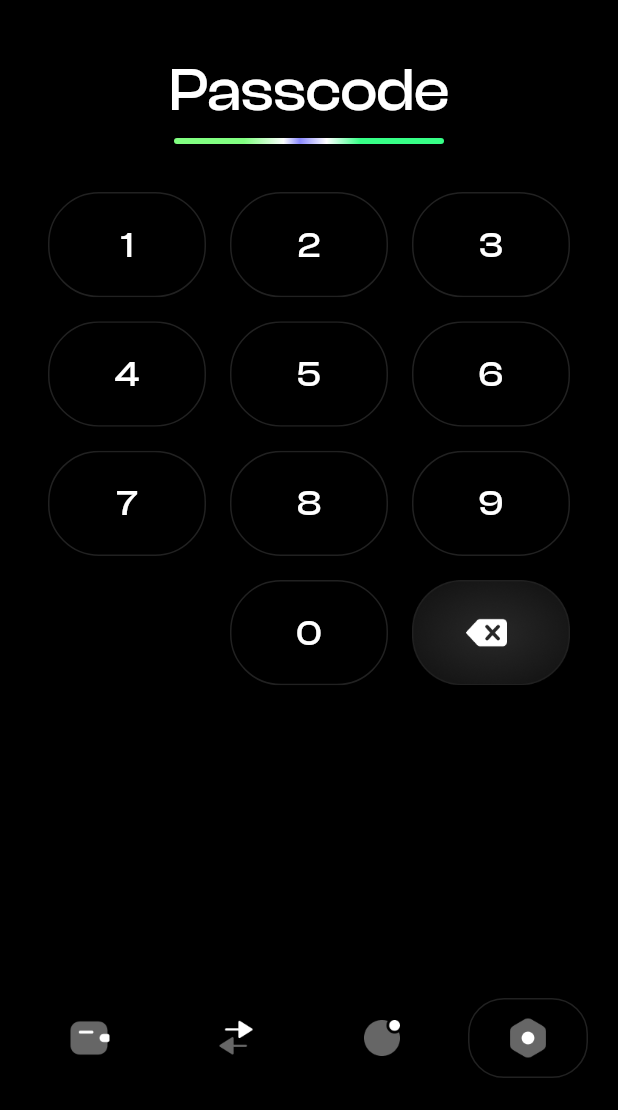
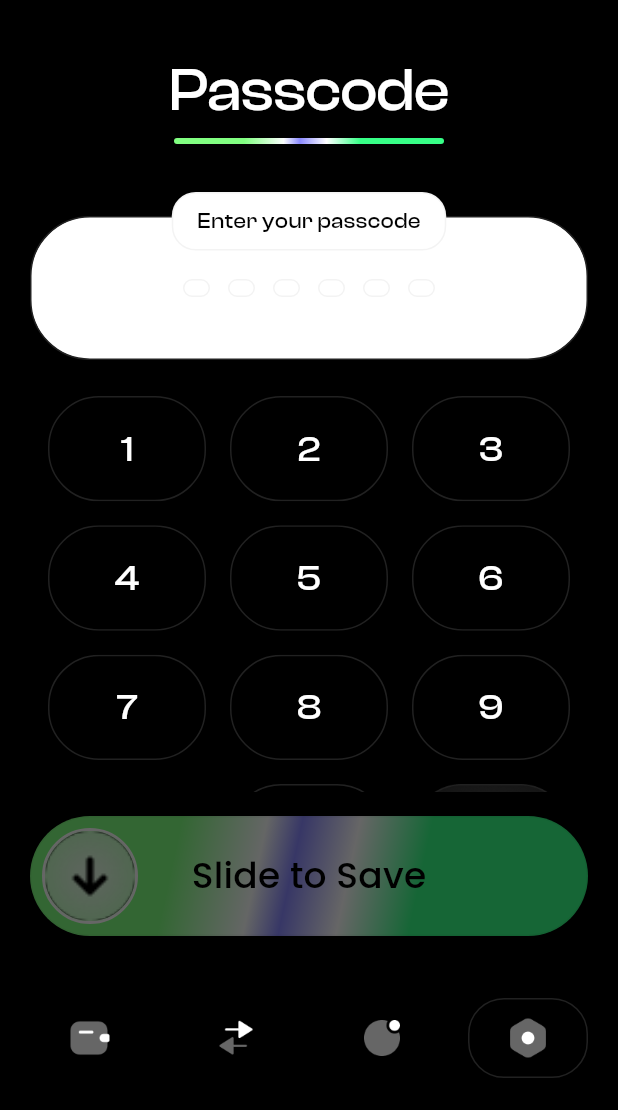
Before and after one commit to xiaoqianran/figma-009, a Flutter app: the SettingsPasscodeScreen screen opened by its route, on a phone screen of 412 x 824 dp, the part 126-1236 px from its top. Run offline on Flutter 3.47's test engine with Material 3 defaults, Android fonts, the phone set to English and light mode, and no system bars; our stand-ins replace go_router; statements that could not run were skipped.

Commit message:
feat: Passcode 六位 PIN 输入与 Slide to Save 流程

```diff
--- a/lib/features/settings/presentation/screens/settings_passcode_screen.dart
+++ b/lib/features/settings/presentation/screens/settings_passcode_screen.dart
@@ -2,13 +2,39 @@ import 'package:figma_009/core/constants/design_constants.dart';
 import 'package:figma_009/core/theme/app_colors.dart';
 import 'package:figma_009/shared/widgets/bars/wallet_navigation_bar.dart';
 import 'package:figma_009/shared/widgets/buttons/wallet_passcode_key.dart';
+import 'package:figma_009/shared/widgets/buttons/wallet_slide_confirm.dart';
+import 'package:figma_009/shared/widgets/other/wallet_passcode_indicator.dart';
+import 'package:figma_009/shared/widgets/other/wallet_passcode_input_card.dart';
 import 'package:figma_009/shared/widgets/other/wallet_section_title.dart';
 import 'package:flutter/material.dart';
 import 'package:go_router/go_router.dart';
 
 /// Figma frame `Settings - Security - Passcode` (0:488).
-class SettingsPasscodeScreen extends StatelessWidget {
+class SettingsPasscodeScreen extends StatefulWidget {
   const SettingsPasscodeScreen({super.key});
+
+  @override
+  State<SettingsPasscodeScreen> createState() => _SettingsPasscodeScreenState();
+}
+
+class _SettingsPasscodeScreenState extends State<SettingsPasscodeScreen> {
+  String _pin = '';
+
+  bool get _isComplete => _pin.length == WalletPasscodeIndicator.pinLength;
+
+  void _onKeyPressed(String key) {
+    setState(() {
+      if (key == 'back') {
+        if (_pin.isNotEmpty) {
+          _pin = _pin.substring(0, _pin.length - 1);
+        }
+        return;
+      }
+      if (_pin.length < WalletPasscodeIndicator.pinLength) {
+        _pin += key;
+      }
+    });
+  }
 
   @override
   Widget build(BuildContext context) {
@@ -29,7 +55,34 @@ class SettingsPasscodeScreen extends StatelessWidget {
               underlineWidth: 180,
             ),
             const SizedBox(height: DesignConstants.spacing32),
-            const Expanded(child: WalletPasscodeKeypad()),
+            WalletPasscodeInputCard(filledCount: _pin.length),
+            const SizedBox(height: DesignConstants.spacing24),
+            Expanded(
+              child: SingleChildScrollView(
+                padding: const EdgeInsets.only(
+                  bottom: DesignConstants.spacing16,
+                ),
+                child: WalletPasscodeKeypad(onKeyPressed: _onKeyPressed),
+              ),
+            ),
+            Padding(
+              padding: const EdgeInsets.fromLTRB(
+                DesignConstants.spacing20,
+                DesignConstants.spacing16,
+                DesignConstants.spacing20,
+                DesignConstants.spacing20,
+              ),
+              child: Opacity(
+                opacity: _isComplete ? 1 : 0.4,
+                child: IgnorePointer(
+                  ignoring: !_isComplete,
+                  child: WalletSlideConfirm(
+                    label: 'Slide to Save',
+                    onConfirmed: () => context.pop(),
+                  ),
+                ),
+              ),
+            ),
           ],
         ),
       ),
--- /dev/null
+++ b/lib/shared/widgets/other/wallet_passcode_indicator.dart
@@ -0,0 +1,53 @@
+import 'package:figma_009/core/theme/app_colors.dart';
+import 'package:flutter/material.dart';
+
+/// Figma passcode dots — 6× (18×12, radius 6.25) in `Settings - Passcode` (0:494).
+class WalletPasscodeIndicator extends StatelessWidget {
+  const WalletPasscodeIndicator({
+    required this.filledCount,
+    this.length = pinLength,
+    super.key,
+  });
+
+  static const int pinLength = 6;
+
+  static const double dotWidth = 18;
+  static const double dotHeight = 12;
+  static const double dotRadius = 6.25;
+  static const double dotSpacing = 12;
+
+  final int filledCount;
+  final int length;
+
+  @override
+  Widget build(BuildContext context) {
+    return Row(
+      mainAxisSize: MainAxisSize.min,
+      children: [
+        for (var index = 0; index < length; index++) ...[
+          if (index > 0) const SizedBox(width: dotSpacing),
+          _PasscodeDot(filled: index < filledCount),
+        ],
+      ],
+    );
+  }
+}
+
+class _PasscodeDot extends StatelessWidget {
+  const _PasscodeDot({required this.filled});
+
+  final bool filled;
+
+  @override
+  Widget build(BuildContext context) {
+    return Container(
+      width: WalletPasscodeIndicator.dotWidth,
+      height: WalletPasscodeIndicator.dotHeight,
+      decoration: BoxDecoration(
+        color: filled ? AppColors.black : Colors.transparent,
+        borderRadius: BorderRadius.circular(WalletPasscodeIndicator.dotRadius),
+        border: Border.all(color: const Color(0x0C000000)),
+      ),
+    );
+  }
+}
--- /dev/null
+++ b/lib/shared/widgets/other/wallet_passcode_input_card.dart
@@ -0,0 +1,63 @@
+import 'package:figma_009/core/constants/design_constants.dart';
+import 'package:figma_009/core/theme/app_colors.dart';
+import 'package:figma_009/core/theme/app_typography.dart';
+import 'package:figma_009/shared/widgets/other/wallet_passcode_indicator.dart';
+import 'package:flutter/material.dart';
+
+/// Figma `Other / Input` on `Settings - Security - Passcode` (0:493).
+class WalletPasscodeInputCard extends StatelessWidget {
+  const WalletPasscodeInputCard({
+    required this.filledCount,
+    this.label = 'Enter your passcode',
+    super.key,
+  });
+
+  final int filledCount;
+  final String label;
+
+  @override
+  Widget build(BuildContext context) {
+    final labelStyle = Theme.of(context).textTheme.bodySmall?.copyWith(
+      fontFamily: AppTypography.clashDisplayFamily,
+      fontSize: 14,
+      fontWeight: FontWeight.w500,
+      color: AppColors.black,
+    );
+
+    return Padding(
+      padding: const EdgeInsets.symmetric(
+        horizontal: DesignConstants.spacing20,
+      ),
+      child: Stack(
+        clipBehavior: Clip.none,
+        alignment: Alignment.topCenter,
+        children: [
+          Container(
+            width: double.infinity,
+            height: 96,
+            margin: const EdgeInsets.only(top: 16),
+            decoration: BoxDecoration(
+              color: AppColors.white,
+              borderRadius: BorderRadius.circular(40),
+              border: Border.all(color: AppColors.strokeDark),
+            ),
+            alignment: Alignment.center,
+            child: WalletPasscodeIndicator(filledCount: filledCount),
+          ),
+          Container(
+            padding: const EdgeInsets.symmetric(
+              horizontal: DesignConstants.spacing16,
+              vertical: DesignConstants.spacing8,
+            ),
+            decoration: BoxDecoration(
+              color: AppColors.white,
+              borderRadius: BorderRadius.circular(DesignConstants.spacing16),
+              border: Border.all(color: const Color(0x0C000000)),
+            ),
+            child: Text(label, style: labelStyle),
+          ),
+        ],
+      ),
+    );
+  }
+}
```
Also changed, not shown: 7 other files.
